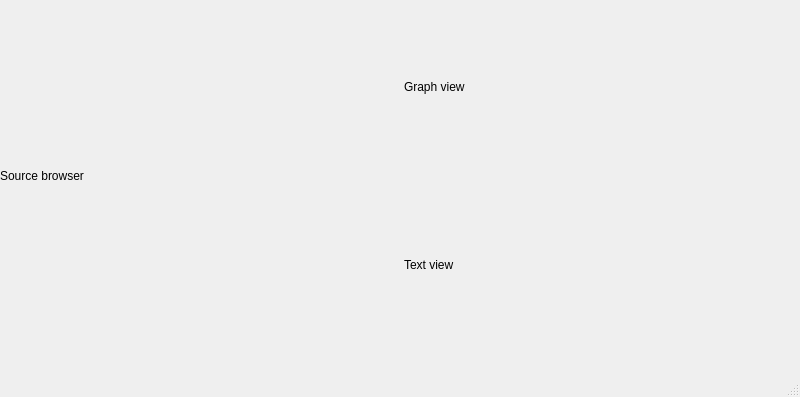
This is src/sca/mainwindow.ui in OSLL/sca as Qt 5 draws it before an edit. The edited form follows.
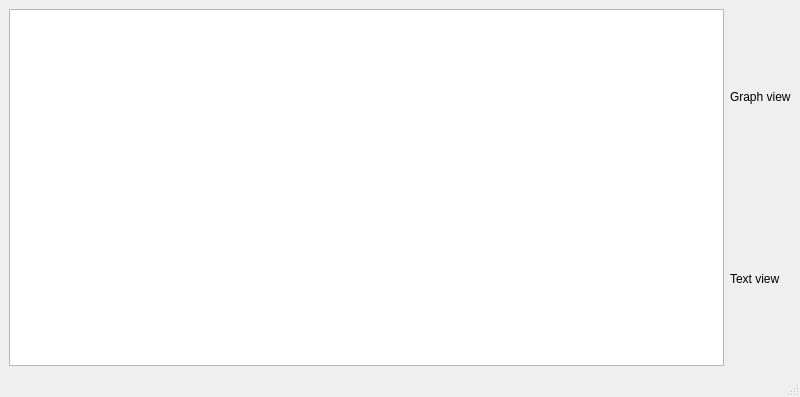
This is the edited form. Custom widgets are drawn as their Qt base class.

Commit message: Added displaying sourceBrowser

Patch:
```diff
--- a/src/sca/mainwindow.ui
+++ b/src/sca/mainwindow.ui
@@ -14,25 +14,11 @@
    <string>MainWindow</string>
   </property>
   <widget class="QWidget" name="centralwidget">
-   <widget class="QWidget" name="horizontalLayoutWidget">
-    <property name="geometry">
-     <rect>
-      <x>0</x>
-      <y>0</y>
-      <width>801</width>
-      <height>351</height>
-     </rect>
-    </property>
+   <layout class="QVBoxLayout" name="verticalLayout_2">
+    <item>
     <layout class="QHBoxLayout" name="horizontalLayout">
-     <property name="sizeConstraint">
-      <enum>QLayout::SetMaximumSize</enum>
-     </property>
      <item>
-      <widget class="QLabel" name="label_3">
-       <property name="text">
-        <string>Source browser</string>
-       </property>
-      </widget>
+       <widget class="SourceBrowser" name="sourceBrowser"/>
      </item>
      <item>
       <layout class="QVBoxLayout" name="verticalLayout">
@@ -53,7 +39,8 @@
       </layout>
      </item>
     </layout>
-   </widget>
+    </item>
+   </layout>
   </widget>
   <widget class="QMenuBar" name="menubar">
    <property name="geometry">
@@ -67,6 +54,13 @@
   </widget>
   <widget class="QStatusBar" name="statusbar"/>
  </widget>
+ <customwidgets>
+  <customwidget>
+   <class>SourceBrowser</class>
+   <extends>QTextEdit</extends>
+   <header>sourcebrowser.h</header>
+  </customwidget>
+ </customwidgets>
  <resources/>
  <connections/>
 </ui>
```
Left out of the diff: 2 changed lines with no effect on the pictures. Lines whose indentation alone changed are shown as unchanged. The commit also changes 2 other files.
